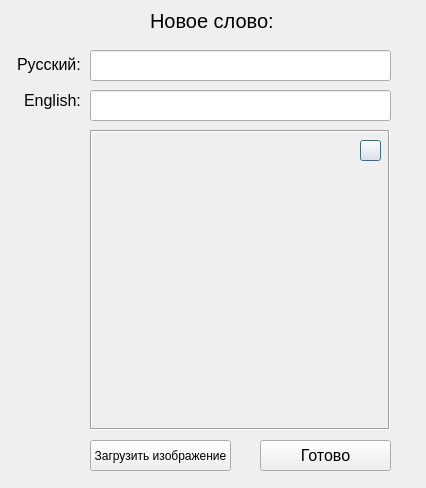
Skripove/MyDictionary, file dialogaddword.ui: the form before one commit.
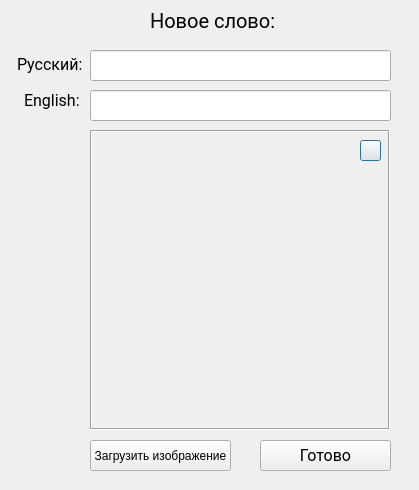
The form after the commit. Icons and pictures are not drawn.

Commit message: Добавил проверку на удаление не нулевой картинки, кнопу ВЫХОД из приложения и отменил скрывание Гл окна

Diff of the .ui file:
```diff
--- a/dialogaddword.ui
+++ b/dialogaddword.ui
@@ -6,8 +6,8 @@
    <rect>
     <x>0</x>
     <y>0</y>
-    <width>426</width>
-    <height>488</height>
+    <width>419</width>
+    <height>490</height>
    </rect>
   </property>
   <property name="windowTitle">
@@ -46,7 +46,7 @@
    </property>
    <property name="font">
     <font>
-     <family>Segoe UI</family>
+     <family>Roboto</family>
      <pointsize>12</pointsize>
     </font>
    </property>
@@ -105,7 +105,7 @@
    </property>
    <property name="font">
     <font>
-     <family>Segoe UI</family>
+     <family>Roboto</family>
      <pointsize>12</pointsize>
     </font>
    </property>
@@ -124,7 +124,7 @@
    </property>
    <property name="font">
     <font>
-     <family>Segoe UI</family>
+     <family>Roboto</family>
      <pointsize>12</pointsize>
     </font>
    </property>
@@ -143,7 +143,7 @@
    </property>
    <property name="font">
     <font>
-     <family>Segoe UI</family>
+     <family>Roboto</family>
      <pointsize>15</pointsize>
     </font>
    </property>
```
Left out of the diff: 5 changed lines with no effect on the pictures. The commit also changes 4 other files.
